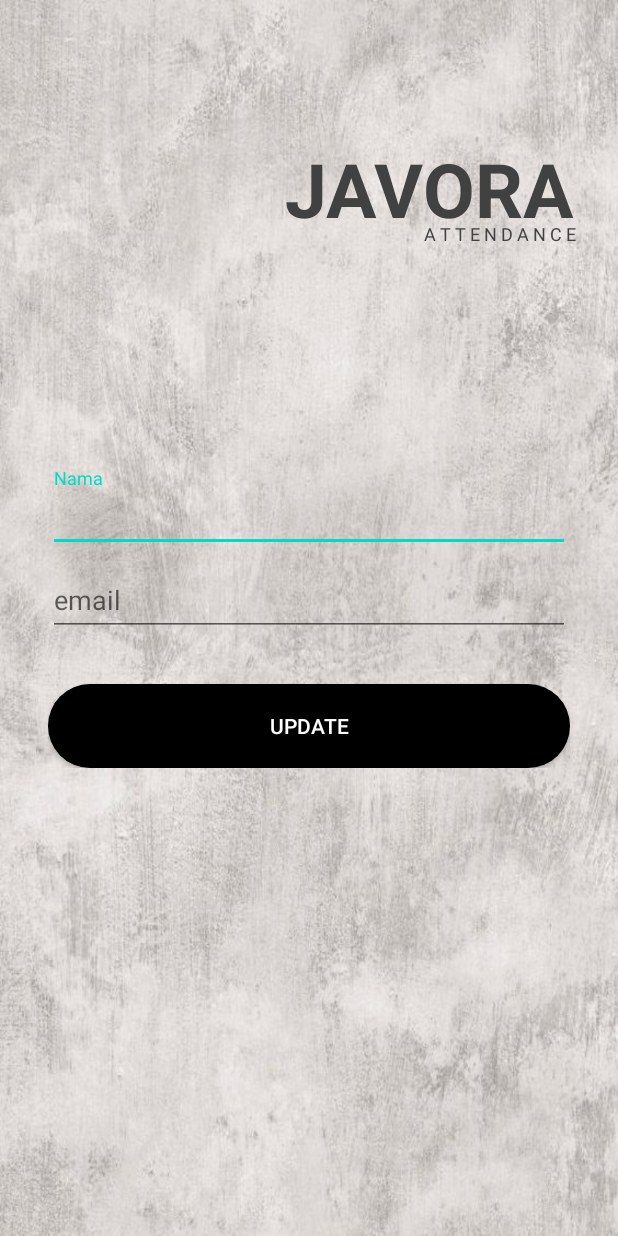
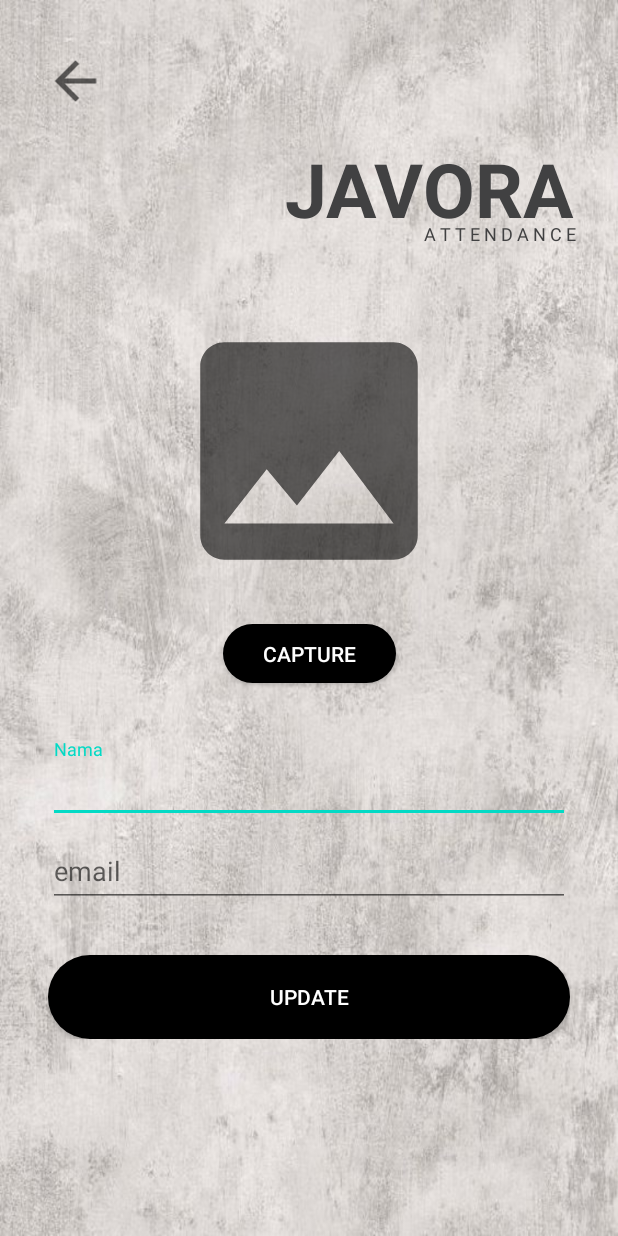
Before and after one commit to haidarrp/AbsensiJagad, an Android app: the UpdateProfile screen opened directly, with no data from a screen before it, after a tap on "UPDATE", on a phone screen of 412 x 824 dp. Run offline under Robolectric (Android 15) with nearby library versions, the phone set to English and light mode, and no system bars; our stand-ins replace Firebase (no records; nobody signed in at launch, a user with empty details on screens opened directly).

```diff
--- a/app/src/main/java/org/d3ifcool/absensijagad/Dashboard.kt
+++ b/app/src/main/java/org/d3ifcool/absensijagad/Dashboard.kt
@@ -39,7 +39,7 @@ import java.util.*
 
 class Dashboard : AppCompatActivity(){
     lateinit var ref : DatabaseReference
-    private val PERMISSION_CODE = 1000;
+    private val PERMISSION_CODE = 1000
     private val IMAGE_CAPTURE_CODE = 1001
     var image_uri: Uri? = null
     private lateinit var loading:ProgressBar
@@ -57,6 +57,7 @@ class Dashboard : AppCompatActivity(){
         super.onCreate(savedInstanceState)
         setContentView(R.layout.activity_dashboard)
         fusedLocationClient = LocationServices.getFusedLocationProviderClient(this)
+        getLastLocation()
         ref = FirebaseDatabase.getInstance().getReference("USERS")
         capture_btn.setOnClickListener {
             //if system os is Marshmallow or Above, we need to request runtime permission
@@ -95,7 +96,7 @@ class Dashboard : AppCompatActivity(){
 
             }
         }
-        setting_btn.setOnClickListener {
+        setting_iv.setOnClickListener {
             val intent = Intent(this, UpdateProfile::class.java)
             startActivity(intent)
             finish()
--- a/app/src/main/java/org/d3ifcool/absensijagad/MainActivity.kt
+++ b/app/src/main/java/org/d3ifcool/absensijagad/MainActivity.kt
@@ -60,11 +60,12 @@ class MainActivity : AppCompatActivity() {
                                 finish()
                                 startActivity(intent)
                             }
-                        } else
+                        } else{
                         return@addOnCompleteListener
                         val intent = Intent(this, MainActivity::class.java)
                         finish()
                         startActivity(intent)
+                        }
                     }
                     .addOnFailureListener {
                         Log.d("Main", "Failed Login: ${it.message}")
--- a/app/src/main/java/org/d3ifcool/absensijagad/UpdateProfile.kt
+++ b/app/src/main/java/org/d3ifcool/absensijagad/UpdateProfile.kt
@@ -1,36 +1,79 @@
 package org.d3ifcool.absensijagad
 
+import android.Manifest
+import android.app.Activity
+import android.content.ContentValues
+import android.content.Intent
+import android.content.pm.PackageManager
+import android.net.Uri
+import android.os.Build
 import androidx.appcompat.app.AppCompatActivity
 import android.os.Bundle
+import android.provider.MediaStore
 import android.util.Log
 import android.widget.EditText
 import android.widget.Toast
 import com.google.firebase.auth.FirebaseAuth
 import com.google.firebase.auth.UserProfileChangeRequest
+import kotlinx.android.synthetic.main.activity_dashboard.*
 import kotlinx.android.synthetic.main.activity_update_profile.*
+import kotlinx.android.synthetic.main.activity_update_profile.image_view
 
 class UpdateProfile : AppCompatActivity() {
+    private val PERMISSION_CODE = 1000
+    var image_uri: Uri? = null
+    private val IMAGE_CAPTURE_CODE = 1001
 
     override fun onCreate(savedInstanceState: Bundle?) {
         super.onCreate(savedInstanceState)
         setContentView(R.layout.activity_update_profile)
+//        val actionbar = supportActionBar
+//        //set actionbar title
+//        actionbar!!.title = "New Activity"
+//        //set back button
+//        actionbar.setDisplayHomeAsUpEnabled(true)
+//        actionbar.setDisplayHomeAsUpEnabled(true)
         val user = FirebaseAuth.getInstance().currentUser
         user?.let {
             // Name, email address, and profile photo Url
             val name = user.displayName
             val email = user.email
             // Check if user's email is verified
-            val uid = user.uid
+            val photoUrl = user.photoUrl
             val emailEt= findViewById(R.id.email_edt_text) as EditText
             val nameEt = findViewById(R.id.name_edt_text) as EditText
+            image_view.setImageURI(photoUrl)
             emailEt.setText(email)
             nameEt.setText(name)
         }
+        profile_btn.setOnClickListener {
+            if (Build.VERSION.SDK_INT >= Build.VERSION_CODES.M){
+                if (checkSelfPermission(Manifest.permission.CAMERA)
+                    == PackageManager.PERMISSION_DENIED ||
+                    checkSelfPermission(Manifest.permission.WRITE_EXTERNAL_STORAGE)
+                    == PackageManager.PERMISSION_DENIED){
+                    //permission was not enabled
+                    val permission = arrayOf(Manifest.permission.CAMERA, Manifest.permission.WRITE_EXTERNAL_STORAGE)
+                    //show popup to request permission
+                    requestPermissions(permission, PERMISSION_CODE)
+                }
+                else{
+                    //permission already granted
+                    openCamera()
+                }
+            }
+            else{
+                //system os is < marshmallow
+                openCamera()
+            }
+        }
+
         update_btn.setOnClickListener {
             val user = FirebaseAuth.getInstance().currentUser
             val displayName = findViewById(R.id.name_edt_text) as EditText
             val profileUpdates = UserProfileChangeRequest.Builder()
                 .setDisplayName(displayName.text.toString())
+                .setPhotoUri(image_uri)
                 .build()
             user!!.updateProfile(profileUpdates)
                 .addOnCompleteListener { task ->
@@ -42,6 +85,33 @@ class UpdateProfile : AppCompatActivity() {
                 }
 
         }
+        back_iv.setOnClickListener {
+            finish()
+            val intent = Intent(this, Dashboard::class.java)
+            startActivity(intent)
+        }
+
     }
-
+    private fun openCamera() {
+        val values = ContentValues()
+        values.put(MediaStore.Images.Media.TITLE, "New Picture")
+        values.put(MediaStore.Images.Media.DESCRIPTION, "From the Camera")
+        image_uri = contentResolver.insert(MediaStore.Images.Media.EXTERNAL_CONTENT_URI, values)
+        //camera intent
+        val cameraIntent = Intent(MediaStore.ACTION_IMAGE_CAPTURE)
+        cameraIntent.putExtra(MediaStore.EXTRA_OUTPUT, image_uri)
+        startActivityForResult(cameraIntent, IMAGE_CAPTURE_CODE)
+    }
+    override fun onActivityResult(requestCode: Int, resultCode: Int, data: Intent?) {
+        super.onActivityResult(requestCode, resultCode, data)
+        //called when image was captured from camera intent
+        if (resultCode == Activity.RESULT_OK){
+            //set image captured to image view
+            image_view.setImageURI(image_uri)
+        }
+    }
+//    override fun onSupportNavigateUp(): Boolean {
+//        onBackPressed()
+//        return true
+//    }
 }
--- /dev/null
+++ b/app/src/main/res/drawable/ic_baseline_arrow_back_24.xml
@@ -0,0 +1,10 @@
+<vector xmlns:android="http://schemas.android.com/apk/res/android"
+    android:width="24dp"
+    android:height="24dp"
+    android:viewportWidth="24"
+    android:viewportHeight="24"
+    android:tint="?attr/colorControlNormal">
+  <path
+      android:fillColor="@android:color/white"
+      android:pathData="M20,11H7.83l5.59,-5.59L12,4l-8,8 8,8 1.41,-1.41L7.83,13H20v-2z"/>
+</vector>
--- a/app/src/main/res/layout/activity_update_profile.xml
+++ b/app/src/main/res/layout/activity_update_profile.xml
@@ -32,6 +32,30 @@
         app:layout_constraintHorizontal_bias="1.0"
         app:layout_constraintStart_toStartOf="@+id/textView3"
         app:layout_constraintTop_toBottomOf="@+id/textView3" />
+    <ImageView
+        android:id="@+id/image_view"
+        android:layout_width="193dp"
+        android:layout_height="168dp"
+        android:scaleType="centerCrop"
+        app:layout_constraintBottom_toBottomOf="parent"
+        app:layout_constraintEnd_toEndOf="parent"
+        app:layout_constraintStart_toStartOf="parent"
+        app:layout_constraintTop_toTopOf="parent"
+        app:layout_constraintVertical_bias="0.33"
+        app:srcCompat="@drawable/ic_baseline_image_24" />
+    <Button
+        android:id="@+id/profile_btn"
+        android:layout_width="115dp"
+        android:layout_height="39dp"
+        android:background="@drawable/roundbtn"
+        android:text="Capture"
+        android:textColor="#FFFFFF"
+        app:layout_constraintBottom_toBottomOf="parent"
+        app:layout_constraintEnd_toEndOf="parent"
+        app:layout_constraintStart_toStartOf="parent"
+        app:layout_constraintTop_toTopOf="parent"
+        app:layout_constraintVertical_bias="0.53" />
+
 
     <LinearLayout
         android:layout_width="match_parent"
@@ -42,7 +66,8 @@
         app:layout_constraintBottom_toBottomOf="parent"
         app:layout_constraintEnd_toEndOf="parent"
         app:layout_constraintStart_toStartOf="parent"
-        app:layout_constraintTop_toTopOf="parent">
+        app:layout_constraintTop_toTopOf="parent"
+        app:layout_constraintVertical_bias="0.79">
 
         <com.google.android.material.textfield.TextInputLayout
             android:layout_width="match_parent"
@@ -78,5 +103,16 @@
             android:textColor="#FFFFFF" />
 
     </LinearLayout>
+    <ImageView
+        android:id="@+id/back_iv"
+        android:layout_width="43dp"
+        android:layout_height="41dp"
+        app:layout_constraintBottom_toBottomOf="parent"
+        app:layout_constraintEnd_toEndOf="parent"
+        app:layout_constraintHorizontal_bias="0.077"
+        app:layout_constraintStart_toStartOf="parent"
+        app:layout_constraintTop_toTopOf="parent"
+        app:layout_constraintVertical_bias="0.043"
+        app:srcCompat="@drawable/ic_baseline_arrow_back_24" />
 
 </androidx.constraintlayout.widget.ConstraintLayout>
```
Also changed, not shown: app/src/main/java/org/d3ifcool/absensijagad/FirebaseUserLiveData.kt (deleted, +0 -18 lines), app/src/main/java/org/d3ifcool/absensijagad/MapsActivity.kt (+6 -7 lines), app/src/main/res/layout/activity_dashboard.xml (+7 -23 lines).
